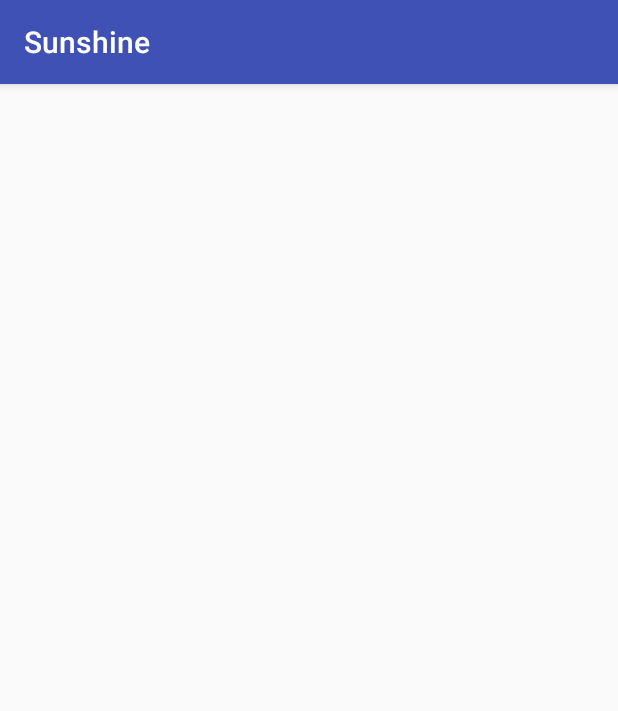
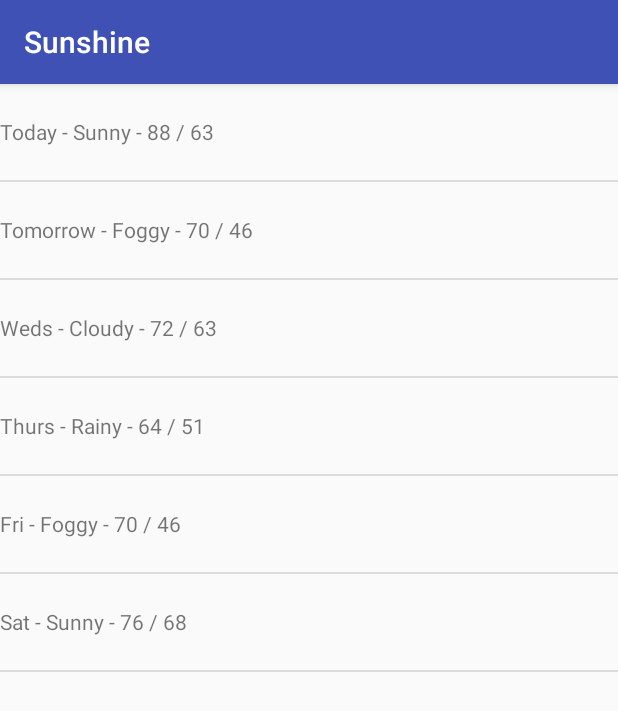
Before and after one commit to sevenseconds/Sunshine, an Android app: the screen it shows after launch (MainActivity), on a phone screen of 412 x 824 dp. Shown: the top 711 px of the screen. Run offline under Robolectric (Android 15) with nearby library versions, the phone set to English and light mode, and no system bars.

```diff
--- a/app/src/main/java/com/example/android/sunshine/fragment/MainFragment.java
+++ b/app/src/main/java/com/example/android/sunshine/fragment/MainFragment.java
@@ -6,27 +6,37 @@ import android.support.v4.app.Fragment;
 import android.view.LayoutInflater;
 import android.view.View;
 import android.view.ViewGroup;
+import android.widget.ArrayAdapter;
+import android.widget.ListView;
 
 import com.example.android.sunshine.R;
-
-import java.util.Arrays;
-import java.util.List;
 
 
 public class MainFragment extends Fragment {
 
-    private List<String> forecastItems = Arrays.asList(
+    private ListView forecastListView;
+    private ArrayAdapter<String> forecastAdapter;
+
+    private String[] weekForecast = {
             "Today - Sunny - 88 / 63",
             "Tomorrow - Foggy - 70 / 46",
             "Weds - Cloudy - 72 / 63",
             "Thurs - Rainy - 64 / 51",
             "Fri - Foggy - 70 / 46",
             "Sat - Sunny - 76 / 68"
-    );
+    };
 
     @Nullable
     @Override
     public View onCreateView(LayoutInflater inflater, @Nullable ViewGroup container, @Nullable Bundle savedInstanceState) {
-        return inflater.inflate(R.layout.fragment_main, container, false);
+        View rootView = inflater.inflate(R.layout.fragment_main, container, false);
+        forecastListView = (ListView) rootView.findViewById(R.id.listview_forecast);
+        forecastAdapter = new ArrayAdapter<>(
+                getActivity(),
+                R.layout.list_item_forecast,
+                R.id.list_item_forecast_textview,
+                weekForecast);
+        forecastListView.setAdapter(forecastAdapter);
+        return rootView;
     }
 }
--- a/app/src/main/res/layout/activity_main.xml
+++ b/app/src/main/res/layout/activity_main.xml
@@ -4,10 +4,6 @@
     android:id="@+id/activity_main"
     android:layout_width="match_parent"
     android:layout_height="match_parent"
-    android:paddingBottom="@dimen/activity_vertical_margin"
-    android:paddingLeft="@dimen/activity_horizontal_margin"
-    android:paddingRight="@dimen/activity_horizontal_margin"
-    android:paddingTop="@dimen/activity_vertical_margin"
     tools:context="com.example.android.sunshine.MainActivity">
 
     <fragment
```
